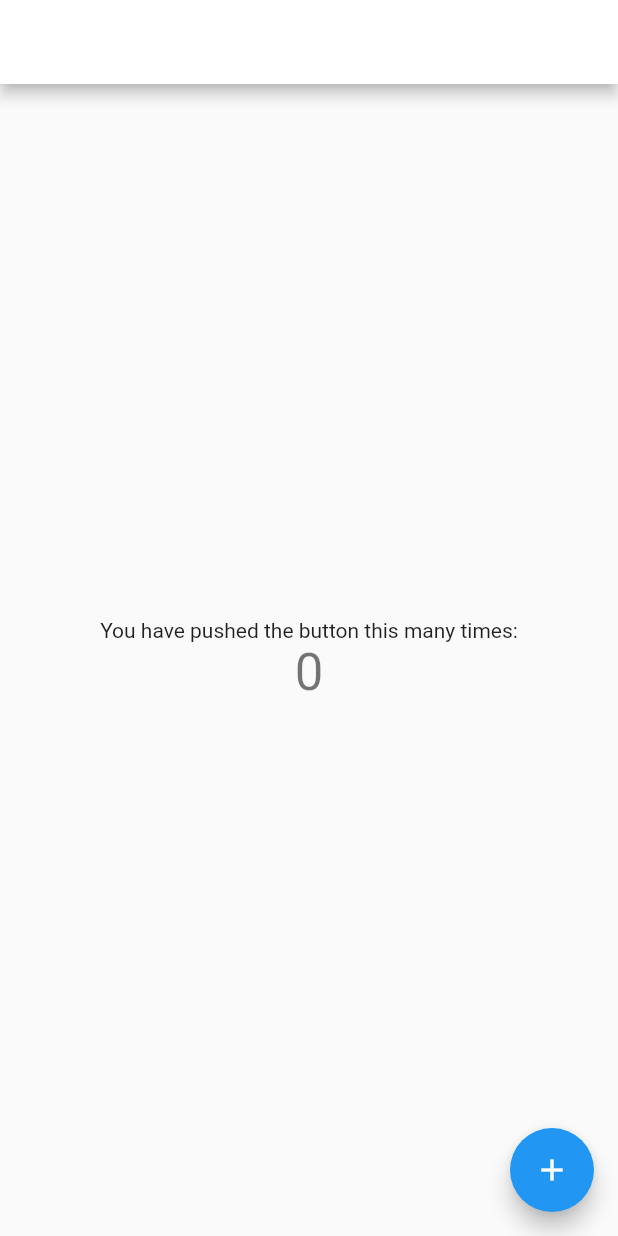
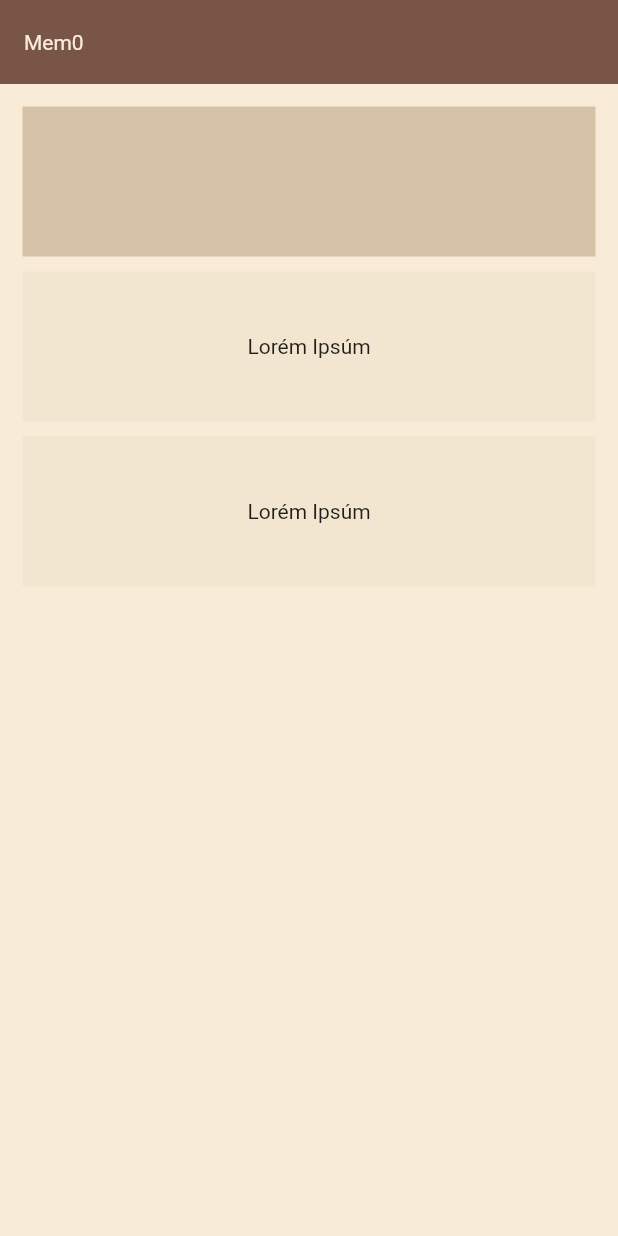
Before and after one commit to nyx-ulrix/memo_app, a Flutter app: the screen it shows after launch, on a phone screen of 412 x 824 dp. Run offline on Flutter 3.47's test engine with Material 2 defaults, Android fonts, the phone set to English and light mode, and no system bars; drawn by our look-alikes of flutter_slidable.

Commit message:
Swipe interactions+connected to firebase D O N E

```diff
--- a/lib/main.dart
+++ b/lib/main.dart
@@ -1,4 +1,5 @@
 import 'package:flutter/material.dart';
+import 'package:memo_app/memo_list_view.dart';
 
 void main() {
   runApp(const MyApp());
@@ -10,97 +11,29 @@ class MyApp extends StatelessWidget {
   // This widget is the root of your application.
   @override
   Widget build(BuildContext context) {
-    return const MaterialApp(
-      title: 'Mem0',
-      home: MyHomePage(title: 'Mem0'),
+    return MaterialApp(
+      title: 'M E M 0',
+      theme: ThemeData(
+          scaffoldBackgroundColor: const Color.fromARGB(255, 248, 236, 216),
+          primarySwatch: Colors.brown),
+      home: const ListView(),
     );
   }
 }
 
-class MyHomePage extends StatefulWidget {
-  const MyHomePage({super.key, required this.title});
-
-  // This widget is the home page of your application. It is stateful, meaning
-  // that it has a State object (defined below) that contains fields that affect
-  // how it looks.
-
-  // This class is the configuration for the state. It holds the values (in this
-  // case the title) provided by the parent (in this case the App widget) and
-  // used by the build method of the State. Fields in a Widget subclass are
-  // always marked "final".
-
-  final String title;
-
-  @override
-  State<MyHomePage> createState() => _MyHomePageState();
-}
-
-class _MyHomePageState extends State<MyHomePage> {
-  int _counter = 0;
-
-  void _incrementCounter() {
-    setState(() {
-      // This call to setState tells the Flutter framework that something has
-      // changed in this State, which causes it to rerun the build method below
-      // so that the display can reflect the updated values. If we changed
-      // _counter without calling setState(), then the build method would not be
-      // called again, and so nothing would appear to happen.
-      _counter++;
-    });
-  }
+class ListView extends StatelessWidget {
+  const ListView({super.key});
 
   @override
   Widget build(BuildContext context) {
-    // This method is rerun every time setState is called, for instance as done
-    // by the _incrementCounter method above.
-    //
-    // The Flutter framework has been optimized to make rerunning build methods
-    // fast, so that you can just rebuild anything that needs updating rather
-    // than having to individually change instances of widgets.
     return Scaffold(
       appBar: AppBar(
-        // TRY THIS: Try changing the color here to a specific color (to
-        // Colors.amber, perhaps?) and trigger a hot reload to see the AppBar
-        // change color while the other colors stay the same.
-        backgroundColor: Theme.of(context).colorScheme.inversePrimary,
-        // Here we take the value from the MyHomePage object that was created by
-        // the App.build method, and use it to set our appbar title.
-        title: Text(widget.title),
+        title: const Text('Mem0'),
+        titleTextStyle:
+            const TextStyle(color: Color.fromARGB(255, 248, 236, 216)),
+        elevation: 0,
       ),
-      body: Center(
-        // Center is a layout widget. It takes a single child and positions it
-        // in the middle of the parent.
-        child: Column(
-          // Column is also a layout widget. It takes a list of children and
-          // arranges them vertically. By default, it sizes itself to fit its
-          // children horizontally, and tries to be as tall as its parent.
-          //
-          // Column has various properties to control how it sizes itself and
-          // how it positions its children. Here we use mainAxisAlignment to
-          // center the children vertically; the main axis here is the vertical
-          // axis because Columns are vertical (the cross axis would be
-          // horizontal).
-          //
-          // TRY THIS: Invoke "debug painting" (choose the "Toggle Debug Paint"
-          // action in the IDE, or press "p" in the console), to see the
-          // wireframe for each widget.
-          mainAxisAlignment: MainAxisAlignment.center,
-          children: <Widget>[
-            const Text(
-              'You have pushed the button this many times:',
-            ),
-            Text(
-              '$_counter',
-              style: Theme.of(context).textTheme.headlineMedium,
-            ),
-          ],
-        ),
-      ),
-      floatingActionButton: FloatingActionButton(
-        onPressed: _incrementCounter,
-        tooltip: 'Increment',
-        child: const Icon(Icons.add),
-      ), // This trailing comma makes auto-formatting nicer for build methods.
+      body: const MemoListView(),
     );
   }
 }
--- /dev/null
+++ b/lib/memo_list_view.dart
@@ -0,0 +1,28 @@
+import 'package:flutter/material.dart';
+import 'package:memo_app/memo_types.dart';
+
+class MemoListView extends StatelessWidget {
+  const MemoListView({super.key});
+
+  @override
+  Widget build(BuildContext context) {
+    return ListView(
+      padding: const EdgeInsets.all(10),
+      children: [
+        Padding(
+          padding: const EdgeInsets.all(5.0),
+          child: Container(
+            height: 100,
+            color: const Color.fromARGB(64, 113, 73, 19),
+          ),
+        ),
+        const BaseTemplate(
+          memoColour: Color.fromARGB(10, 113, 73, 19),
+        ),
+        const BaseTemplate(
+          memoColour: Color.fromARGB(10, 113, 73, 19),
+        ),
+      ],
+    );
+  }
+}
--- a/lib/memo_types.dart
+++ b/lib/memo_types.dart
@@ -1,20 +1,58 @@
 import 'package:flutter/material.dart';
+import 'package:flutter_slidable/flutter_slidable.dart';
 
-class BaseTemplate extends StatefulWidget {
-  const BaseTemplate({super.key});
+class BaseTemplate extends StatelessWidget {
+  const BaseTemplate({super.key, required this.memoColour});
+
+  final memoColour;
 
   @override
-  State<BaseTemplate> createState() => _BaseTemplateState();
-}
+  Widget build(BuildContext context) {
+    return Padding(
+      padding: const EdgeInsets.all(5.0),
+      child: Slidable(
+        startActionPane: ActionPane(
+          motion: StretchMotion(),
+          children: [
+            SlidableAction(
+              onPressed: ((context) {
+                //function here
+              }),
+              backgroundColor: Colors.black,
+              icon: Icons.done,
+            ),
+            SlidableAction(
+              onPressed: ((context) {
+                //function here
+              }),
+              backgroundColor: Colors.white60,
+              icon: Icons.edit,
+            )
+          ],
+        ),
 
-class _BaseTemplateState extends State<BaseTemplate> {
-  @override
-  Widget build(BuildContext context) {
-    return GestureDetector(
-      child: const SizedBox(
-        width: 1000,
-        height: 500,
-        child: Text('test data'),
+        endActionPane: ActionPane(
+          motion: ScrollMotion(),
+          children: [
+            SlidableAction(
+              onPressed: ((context) {
+                //function here
+              }),
+              backgroundColor: Colors.redAccent,
+              icon: Icons.delete,
+            ),
+          ],
+        ),
+
+        //endActionPane:
+
+        child: Container(
+          height: 100,
+          color: memoColour,
+          child: const Center(
+            child: Text('Lorém Ipsúm'),
+          ),
+        ),
       ),
     );
   }
--- a/pubspec.yaml
+++ b/pubspec.yaml
@@ -36,6 +36,9 @@ dependencies:
   # The following adds the Cupertino Icons font to your application.
   # Use with the CupertinoIcons class for iOS style icons.
   cupertino_icons: ^1.0.2
+  firebase_core: ^2.15.1
+  cloud_firestore: ^4.9.1
+  google_fonts: ^5.1.0
 
 dev_dependencies:
   flutter_test:
```
Also changed, not shown: lib/theme_settings.dart (added, +25 -0 lines), pubspec.lock, 6 other files.
